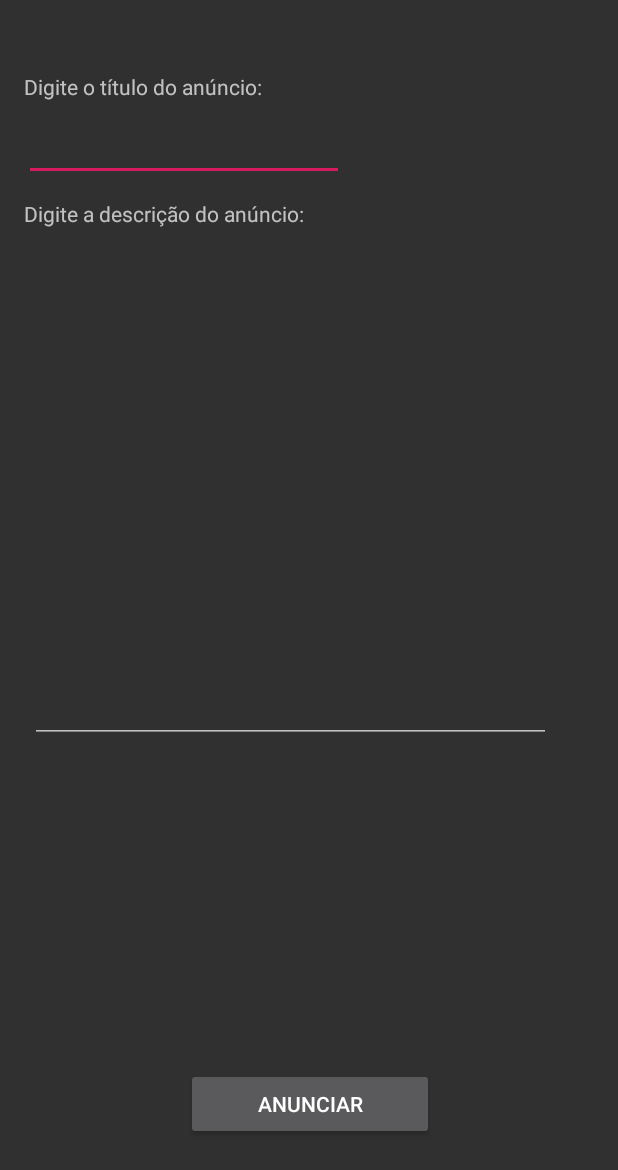
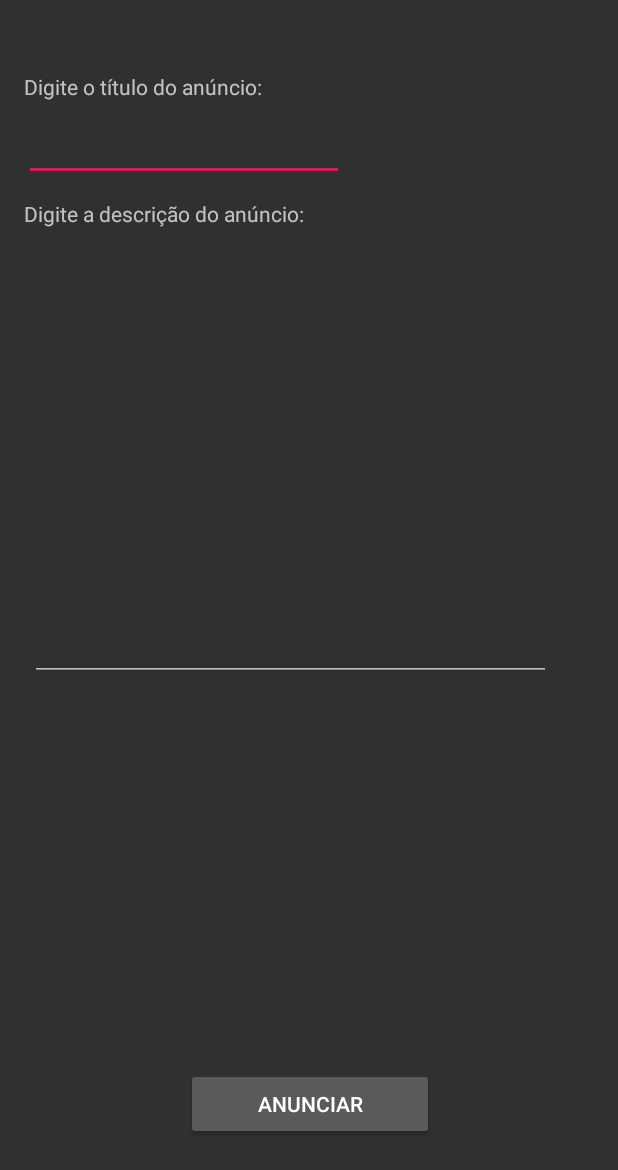
Before and after one commit to ThomDumont/Projeto-ChopinList, an Android app: the AnunciarActivity screen opened directly, with no data from a screen before it, on a phone screen of 412 x 824 dp. Shown: the top 1170 px of the screen. Run offline under Robolectric (Android 15) with nearby library versions, the phone set to English and light mode, and no system bars.

Commit message:
criando os btn e edit text do anunciar

```diff
--- a/appChopinsList/app/src/main/java/app/chopinslist/AnunciarActivity.java
+++ b/appChopinsList/app/src/main/java/app/chopinslist/AnunciarActivity.java
@@ -2,12 +2,24 @@ package app.chopinslist;
 
 import android.support.v7.app.AppCompatActivity;
 import android.os.Bundle;
+import android.widget.Button;
+import android.widget.EditText;
 
 public class AnunciarActivity extends AppCompatActivity {
+
+    EditText txt_titulo, txt_descricao;
+    Button btnAnunc;
 
     @Override
     protected void onCreate(Bundle savedInstanceState) {
         super.onCreate(savedInstanceState);
         setContentView(R.layout.activity_anunciar);
+
+        txt_titulo = (EditText) findViewById(R.id.txt_titulo);
+        txt_descricao = (EditText) findViewById(R.id.txt_descricao);
+        btnAnunc = (Button) findViewById(R.id.btnAnunc);
+
     }
+
+
 }
--- a/appChopinsList/app/src/main/res/layout/activity_anunciar.xml
+++ b/appChopinsList/app/src/main/res/layout/activity_anunciar.xml
@@ -44,7 +44,7 @@
     <EditText
         android:id="@+id/txt_descricao"
         android:layout_width="347dp"
-        android:layout_height="327dp"
+        android:layout_height="286dp"
         android:layout_marginStart="4dp"
         android:layout_marginLeft="4dp"
         android:layout_marginTop="16dp"
@@ -58,7 +58,7 @@
         app:layout_constraintTop_toBottomOf="@+id/textView5" />
 
     <Button
-        android:id="@+id/button2"
+        android:id="@+id/btnAnunc"
         android:layout_width="165dp"
         android:layout_height="wrap_content"
         android:layout_marginStart="8dp"
```
